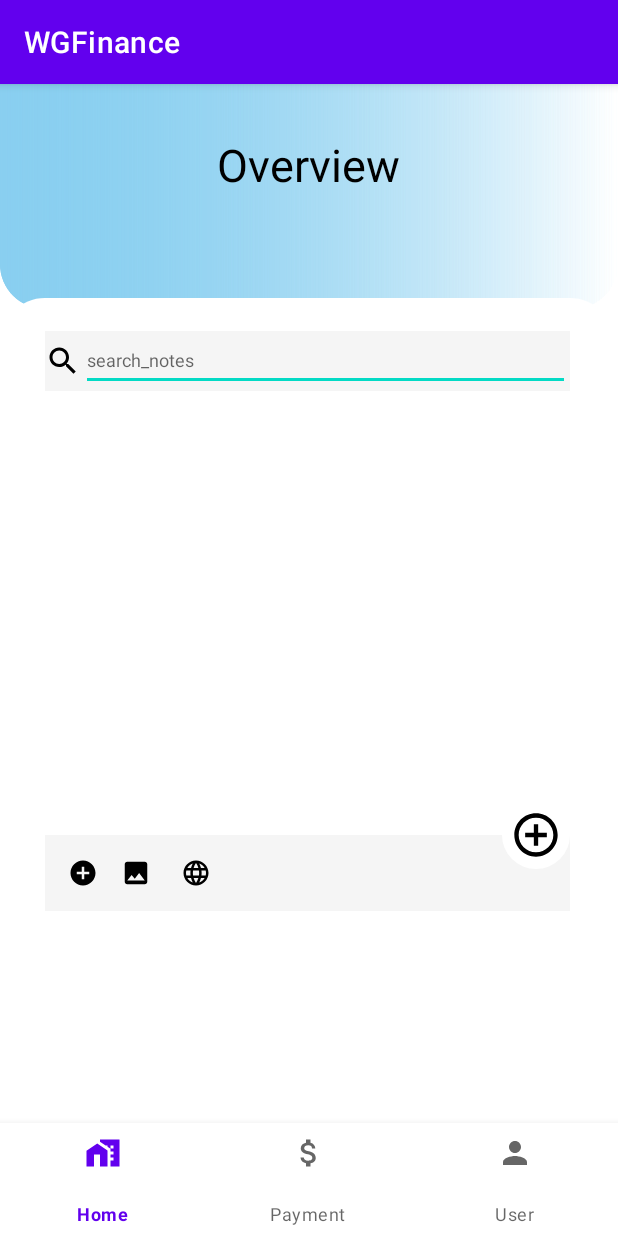
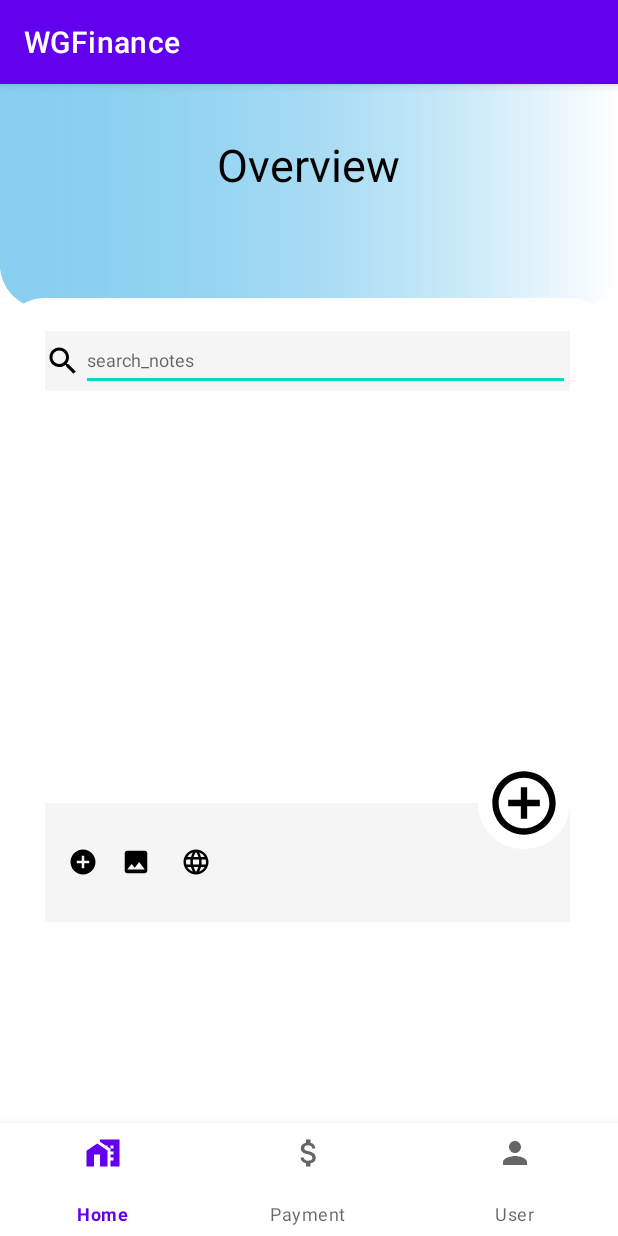
Before and after one commit to ASE-Projekte-WS-2021/ase-ws-21-zusammenleben, an Android app: the screen it shows after launch once a user with an empty profile is signed in (ActivityStartScreen), on a phone screen of 412 x 824 dp. Run offline under Robolectric (Android 15) with nearby library versions, the phone set to English and light mode, and no system bars; our stand-ins replace Firebase (no records; nobody signed in at launch, a user with empty details on screens opened directly), navigation-ui.

Commit message:
update Activity Note Space and set DateFormat

```diff
--- a/app/src/main/res/layout/activity_notespace.xml
+++ b/app/src/main/res/layout/activity_notespace.xml
@@ -97,6 +97,7 @@
                             />
 
                         <EditText
+                            android:id="@+id/inputNote"
                             android:layout_width="match_parent"
                             android:layout_height="wrap_content"
                             android:layout_marginStart="12dp"
--- a/app/src/main/res/layout/activity_startscreen.xml
+++ b/app/src/main/res/layout/activity_startscreen.xml
@@ -136,8 +136,8 @@
 
         <LinearLayout
             android:id="@+id/layoutQuickActions"
-            android:layout_width="match_parent"
-            android:layout_height="wrap_content"
+            android:layout_width="359dp"
+            android:layout_height="79dp"
             android:background="@color/browser_actions_bg_grey"
             android:gravity="center_vertical"
             android:orientation="horizontal"
@@ -182,19 +182,17 @@
 
         <ImageView
             android:id="@+id/imageAddMain"
-            android:layout_width="45dp"
-            android:layout_height="45dp"
+            android:layout_width="61dp"
+            android:layout_height="61dp"
             android:background="@drawable/background_for_header"
             android:contentDescription="@string/app_name"
             android:padding="5dp"
             android:src="@drawable/ic_baseline_add_circle_outline_24"
             android:tint="@color/black"
-            tools:ignore="UseAppTint"
-            tools:layout_editor_absoluteX="310dp"
-            tools:layout_editor_absoluteY="321dp"
             app:layout_constraintBottom_toTopOf="@+id/layoutQuickActions"
             app:layout_constraintEnd_toEndOf="parent"
-            app:layout_constraintTop_toTopOf="@+id/layoutQuickActions"/>
+            app:layout_constraintTop_toTopOf="@+id/layoutQuickActions"
+            tools:ignore="UseAppTint" />
 
 
     </androidx.constraintlayout.widget.ConstraintLayout>
```
Also changed, not shown: app/src/main/java/com/example/myapplication/ActivityNoteSpace.java (+18 -0 lines).
